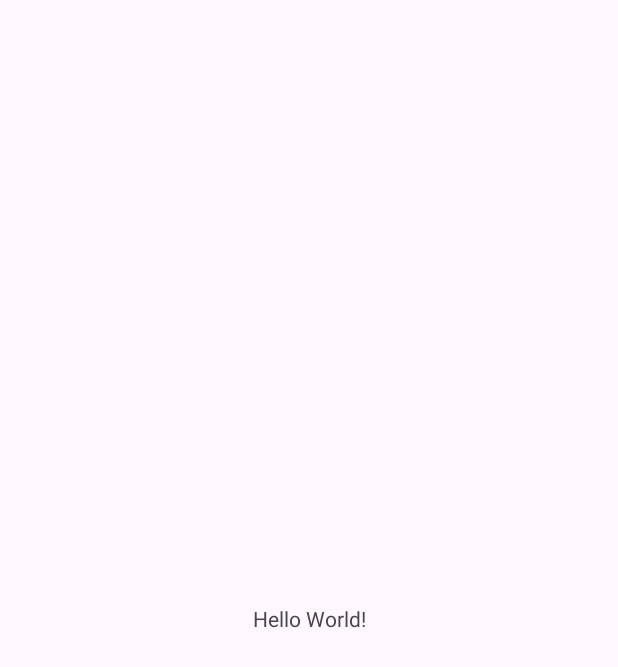
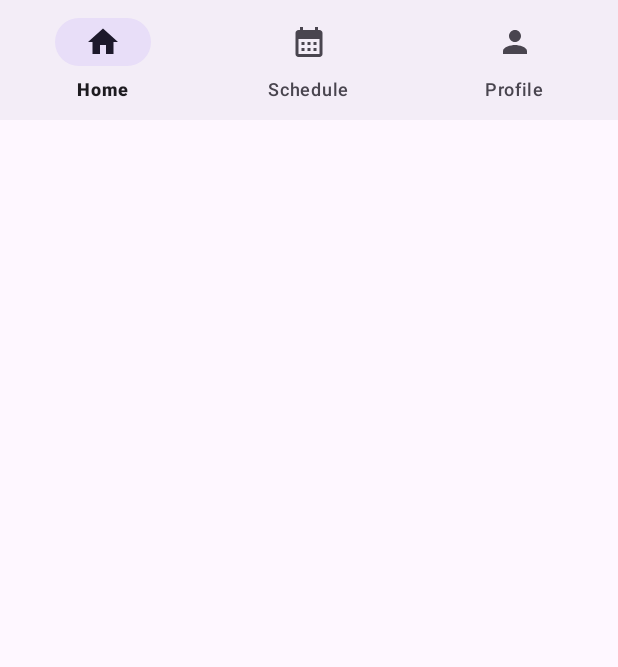
Before and after one commit to JPPdp/VendiApp, an Android app: the screen it shows after launch (MainActivity), on a phone screen of 412 x 824 dp. Before the commit the part shown is almost empty. Shown: the top 667 px of the screen. Run offline under Robolectric (Android 15) with nearby library versions, the phone set to English and light mode, and no system bars.

Commit message:
Fragmented Code Navigation_Bar

```diff
--- a/vendi/app/src/main/java/com/example/vendi/MainActivity.kt
+++ b/vendi/app/src/main/java/com/example/vendi/MainActivity.kt
@@ -5,8 +5,18 @@ import androidx.activity.enableEdgeToEdge
 import androidx.appcompat.app.AppCompatActivity
 import androidx.core.view.ViewCompat
 import androidx.core.view.WindowInsetsCompat
+import androidx.fragment.app.Fragment
+import com.example.vendi.fragments.HomeFragment
+import com.example.vendi.fragments.ProfileFragment
+import com.example.vendi.fragments.ScheduleFragment
+import com.google.android.material.bottomnavigation.BottomNavigationView
 
 class MainActivity : AppCompatActivity() {
+
+    // Fragment instances initialized lazily to avoid nullability issues and unnecessary initializations
+    private val homeFragment by lazy { HomeFragment() }
+    private val scheduleFragment by lazy { ScheduleFragment() }
+    private val profileFragment by lazy { ProfileFragment() }
     override fun onCreate(savedInstanceState: Bundle?) {
         super.onCreate(savedInstanceState)
         enableEdgeToEdge()
@@ -16,5 +26,14 @@ class MainActivity : AppCompatActivity() {
             v.setPadding(systemBars.left, systemBars.top, systemBars.right, systemBars.bottom)
             insets
         }
+
+        MainActivityHelper.initializeFragments(homeFragment, scheduleFragment, profileFragment, this)
+
+        // Set up the bottom navigation and its item selection listener
+        val bottomNavigationView = findViewById<BottomNavigationView>(R.id.bottom_nav)
+        MainActivityHelper.setupBottomNavigation(bottomNavigationView, homeFragment, scheduleFragment, profileFragment, this)
+
+        // Apply window insets listener for adjusting the view layout for edge-to-edge display
+        MainActivityHelper.setupWindowInsets(findViewById(R.id.main))
     }
 }
--- /dev/null
+++ b/vendi/app/src/main/java/com/example/vendi/MainActivityHelper.kt
@@ -0,0 +1,65 @@
+package com.example.vendi
+import android.view.View
+import androidx.fragment.app.Fragment
+import androidx.fragment.app.FragmentActivity
+import androidx.core.view.ViewCompat
+import androidx.core.view.WindowInsetsCompat
+import com.example.vendi.fragments.HomeFragment
+import com.example.vendi.fragments.ProfileFragment
+import com.example.vendi.fragments.ScheduleFragment
+import com.google.android.material.bottomnavigation.BottomNavigationView
+object MainActivityHelper {
+    /**
+     * Initialize fragments for navigation.
+     */
+    fun initializeFragments(
+        homeFragment: HomeFragment,
+        scheduleFragment: ScheduleFragment,
+        profileFragment: ProfileFragment,
+        activity: FragmentActivity
+    ) {
+        // You can optionally add any additional logic here for initializing fragments
+    }
+
+    /**
+     * Set up the bottom navigation item selection listener.
+     */
+    fun setupBottomNavigation(
+        bottomNavigationView: BottomNavigationView,
+        homeFragment: HomeFragment,
+        scheduleFragment: ScheduleFragment,
+        profileFragment: ProfileFragment,
+        activity: FragmentActivity
+    ) {
+        bottomNavigationView.setOnItemSelectedListener { item ->
+            when (item.itemId) {
+                R.id.menu_Home -> makeCurrentFragment(homeFragment, activity)
+                R.id.menu_Schedule -> makeCurrentFragment(scheduleFragment, activity)
+                R.id.menu_Profile -> makeCurrentFragment(profileFragment, activity)
+                else -> false
+            }
+            true
+        }
+    }
+
+    /**
+     * Apply window insets to ensure content is appropriately adjusted for system bars.
+     */
+    fun setupWindowInsets(view: View) {
+        ViewCompat.setOnApplyWindowInsetsListener(view) { v, insets ->
+            val systemBars = insets.getInsets(WindowInsetsCompat.Type.systemBars())
+            v.setPadding(systemBars.left, systemBars.top, systemBars.right, systemBars.bottom)
+            insets
+        }
+    }
+
+    /**
+     * Replace the current fragment displayed in the fragment container.
+     * @param fragment The fragment to be displayed.
+     */
+    private fun makeCurrentFragment(fragment: Fragment, activity: FragmentActivity) =
+        activity.supportFragmentManager.beginTransaction().apply {
+            replace(R.id.fl_wrapper, fragment)
+            commit()
+        }
+}
--- /dev/null
+++ b/vendi/app/src/main/java/com/example/vendi/fragments/HomeFragment.kt
@@ -0,0 +1,60 @@
+package com.example.vendi.fragments
+
+import android.os.Bundle
+import androidx.fragment.app.Fragment
+import android.view.LayoutInflater
+import android.view.View
+import android.view.ViewGroup
+import com.example.vendi.R
+
+// TODO: Rename parameter arguments, choose names that match
+// the fragment initialization parameters, e.g. ARG_ITEM_NUMBER
+private const val ARG_PARAM1 = "param1"
+private const val ARG_PARAM2 = "param2"
+
+/**
+ * A simple [Fragment] subclass.
+ * Use the [HomeFragment.newInstance] factory method to
+ * create an instance of this fragment.
+ */
+class HomeFragment : Fragment() {
+    // TODO: Rename and change types of parameters
+    private var param1: String? = null
+    private var param2: String? = null
+
+    override fun onCreate(savedInstanceState: Bundle?) {
+        super.onCreate(savedInstanceState)
+        arguments?.let {
+            param1 = it.getString(ARG_PARAM1)
+            param2 = it.getString(ARG_PARAM2)
+        }
+    }
+
+    override fun onCreateView(
+        inflater: LayoutInflater, container: ViewGroup?,
+        savedInstanceState: Bundle?
+    ): View? {
+        // Inflate the layout for this fragment
+        return inflater.inflate(R.layout.fragment_home, container, false)
+    }
+
+    companion object {
+        /**
+         * Use this factory method to create a new instance of
+         * this fragment using the provided parameters.
+         *
+         * @param param1 Parameter 1.
+         * @param param2 Parameter 2.
+         * @return A new instance of fragment HomeFragment.
+         */
+        // TODO: Rename and change types and number of parameters
+        @JvmStatic
+        fun newInstance(param1: String, param2: String) =
+            HomeFragment().apply {
+                arguments = Bundle().apply {
+                    putString(ARG_PARAM1, param1)
+                    putString(ARG_PARAM2, param2)
+                }
+            }
+    }
+}
--- /dev/null
+++ b/vendi/app/src/main/java/com/example/vendi/fragments/ProfileFragment.kt
@@ -0,0 +1,60 @@
+package com.example.vendi.fragments
+
+import android.os.Bundle
+import androidx.fragment.app.Fragment
+import android.view.LayoutInflater
+import android.view.View
+import android.view.ViewGroup
+import com.example.vendi.R
+
+// TODO: Rename parameter arguments, choose names that match
+// the fragment initialization parameters, e.g. ARG_ITEM_NUMBER
+private const val ARG_PARAM1 = "param1"
+private const val ARG_PARAM2 = "param2"
+
+/**
+ * A simple [Fragment] subclass.
+ * Use the [ProfileFragment.newInstance] factory method to
+ * create an instance of this fragment.
+ */
+class ProfileFragment : Fragment() {
+    // TODO: Rename and change types of parameters
+    private var param1: String? = null
+    private var param2: String? = null
+
+    override fun onCreate(savedInstanceState: Bundle?) {
+        super.onCreate(savedInstanceState)
+        arguments?.let {
+            param1 = it.getString(ARG_PARAM1)
+            param2 = it.getString(ARG_PARAM2)
+        }
+    }
+
+    override fun onCreateView(
+        inflater: LayoutInflater, container: ViewGroup?,
+        savedInstanceState: Bundle?
+    ): View? {
+        // Inflate the layout for this fragment
+        return inflater.inflate(R.layout.fragment_profile, container, false)
+    }
+
+    companion object {
+        /**
+         * Use this factory method to create a new instance of
+         * this fragment using the provided parameters.
+         *
+         * @param param1 Parameter 1.
+         * @param param2 Parameter 2.
+         * @return A new instance of fragment ProfileFragment.
+         */
+        // TODO: Rename and change types and number of parameters
+        @JvmStatic
+        fun newInstance(param1: String, param2: String) =
+            ProfileFragment().apply {
+                arguments = Bundle().apply {
+                    putString(ARG_PARAM1, param1)
+                    putString(ARG_PARAM2, param2)
+                }
+            }
+    }
+}
--- /dev/null
+++ b/vendi/app/src/main/java/com/example/vendi/fragments/ScheduleFragment.kt
@@ -0,0 +1,60 @@
+package com.example.vendi.fragments
+
+import android.os.Bundle
+import androidx.fragment.app.Fragment
+import android.view.LayoutInflater
+import android.view.View
+import android.view.ViewGroup
+import com.example.vendi.R
+
+// TODO: Rename parameter arguments, choose names that match
+// the fragment initialization parameters, e.g. ARG_ITEM_NUMBER
+private const val ARG_PARAM1 = "param1"
+private const val ARG_PARAM2 = "param2"
+
+/**
+ * A simple [Fragment] subclass.
+ * Use the [ScheduleFragment.newInstance] factory method to
+ * create an instance of this fragment.
+ */
+class ScheduleFragment : Fragment() {
+    // TODO: Rename and change types of parameters
+    private var param1: String? = null
+    private var param2: String? = null
+
+    override fun onCreate(savedInstanceState: Bundle?) {
+        super.onCreate(savedInstanceState)
+        arguments?.let {
+            param1 = it.getString(ARG_PARAM1)
+            param2 = it.getString(ARG_PARAM2)
+        }
+    }
+
+    override fun onCreateView(
+        inflater: LayoutInflater, container: ViewGroup?,
+        savedInstanceState: Bundle?
+    ): View? {
+        // Inflate the layout for this fragment
+        return inflater.inflate(R.layout.fragment_schedule, container, false)
+    }
+
+    companion object {
+        /**
+         * Use this factory method to create a new instance of
+         * this fragment using the provided parameters.
+         *
+         * @param param1 Parameter 1.
+         * @param param2 Parameter 2.
+         * @return A new instance of fragment ScheduleFragment.
+         */
+        // TODO: Rename and change types and number of parameters
+        @JvmStatic
+        fun newInstance(param1: String, param2: String) =
+            ScheduleFragment().apply {
+                arguments = Bundle().apply {
+                    putString(ARG_PARAM1, param1)
+                    putString(ARG_PARAM2, param2)
+                }
+            }
+    }
+}
--- /dev/null
+++ b/vendi/app/src/main/res/drawable/baseline_calendar_month_24.xml
@@ -0,0 +1,5 @@
+<vector xmlns:android="http://schemas.android.com/apk/res/android" android:height="24dp" android:tint="#DCDCDC" android:viewportHeight="24" android:viewportWidth="24" android:width="24dp">
+
+    <path android:fillColor="@android:color/white" android:pathData="M19,4h-1V2h-2v2H8V2H6v2H5C3.89,4 3.01,4.9 3.01,6L3,20c0,1.1 0.89,2 2,2h14c1.1,0 2,-0.9 2,-2V6C21,4.9 20.1,4 19,4zM19,20H5V10h14V20zM9,14H7v-2h2V14zM13,14h-2v-2h2V14zM17,14h-2v-2h2V14zM9,18H7v-2h2V18zM13,18h-2v-2h2V18zM17,18h-2v-2h2V18z"/>
+
+</vector>
--- /dev/null
+++ b/vendi/app/src/main/res/drawable/baseline_home_24.xml
@@ -0,0 +1,5 @@
+<vector xmlns:android="http://schemas.android.com/apk/res/android" android:height="24dp" android:tint="#DCDCDC" android:viewportHeight="24" android:viewportWidth="24" android:width="24dp">
+
+    <path android:fillColor="@android:color/white" android:pathData="M10,20v-6h4v6h5v-8h3L12,3 2,12h3v8z"/>
+
+</vector>
--- /dev/null
+++ b/vendi/app/src/main/res/drawable/baseline_person_24.xml
@@ -0,0 +1,5 @@
+<vector xmlns:android="http://schemas.android.com/apk/res/android" android:height="24dp" android:tint="#DCDCDC" android:viewportHeight="24" android:viewportWidth="24" android:width="24dp">
+
+    <path android:fillColor="@android:color/white" android:pathData="M12,12c2.21,0 4,-1.79 4,-4s-1.79,-4 -4,-4 -4,1.79 -4,4 1.79,4 4,4zM12,14c-2.67,0 -8,1.34 -8,4v2h16v-2c0,-2.66 -5.33,-4 -8,-4z"/>
+
+</vector>
--- /dev/null
+++ b/vendi/app/src/main/res/drawable/white_home_24.xml
@@ -0,0 +1,5 @@
+<vector xmlns:android="http://schemas.android.com/apk/res/android" android:height="24dp" android:tint="#DCDCDC" android:viewportHeight="24" android:viewportWidth="24" android:width="24dp">
+
+    <path android:fillColor="@android:color/white" android:pathData="M10,20v-6h4v6h5v-8h3L12,3 2,12h3v8z"/>
+
+</vector>
--- a/vendi/app/src/main/res/layout/activity_main.xml
+++ b/vendi/app/src/main/res/layout/activity_main.xml
@@ -1,19 +1,29 @@
 <?xml version="1.0" encoding="utf-8"?>
-<androidx.constraintlayout.widget.ConstraintLayout xmlns:android="http://schemas.android.com/apk/res/android"
+<androidx.coordinatorlayout.widget.CoordinatorLayout xmlns:android="http://schemas.android.com/apk/res/android"
     xmlns:app="http://schemas.android.com/apk/res-auto"
     xmlns:tools="http://schemas.android.com/tools"
-    android:id="@+id/main"
     android:layout_width="match_parent"
     android:layout_height="match_parent"
     tools:context=".MainActivity">
 
-    <TextView
-        android:layout_width="wrap_content"
+    <!-- Fragment container (to host fragments like Home, Profile, Schedule) -->
+    <FrameLayout
+        android:id="@+id/fl_wrapper"
+        android:layout_width="match_parent"
+        android:layout_height="match_parent" />
+
+    <!-- Bottom Navigation View -->
+    <com.google.android.material.bottomnavigation.BottomNavigationView
+        android:id="@+id/bottom_nav"
+        android:layout_width="match_parent"
         android:layout_height="wrap_content"
-        android:text="Hello World!"
-        app:layout_constraintBottom_toBottomOf="parent"
-        app:layout_constraintEnd_toEndOf="parent"
-        app:layout_constraintStart_toStartOf="parent"
-        app:layout_constraintTop_toTopOf="parent" />
+        android:layout_alignParentBottom="true"
+        app:menu="@menu/nav_menu"/>
 
-</androidx.constraintlayout.widget.ConstraintLayout>
+    <!-- View for handling system insets (for edge-to-edge display) -->
+    <View
+        android:id="@+id/main"
+        android:layout_width="match_parent"
+        android:layout_height="match_parent" />
+
+</androidx.coordinatorlayout.widget.CoordinatorLayout>
--- /dev/null
+++ b/vendi/app/src/main/res/menu/nav_menu.xml
@@ -0,0 +1,17 @@
+<?xml version="1.0" encoding="utf-8"?>
+<menu xmlns:android="http://schemas.android.com/apk/res/android">
+    <item
+        android:id="@+id/menu_Home"
+        android:icon="@drawable/baseline_home_24"
+        android:title="Home"/>
+
+    <item
+        android:id="@+id/menu_Schedule"
+        android:icon="@drawable/baseline_calendar_month_24"
+        android:title="Schedule"/>
+
+    <item
+        android:id="@+id/menu_Profile"
+        android:icon="@drawable/baseline_person_24"
+        android:title="Profile"/>
+</menu>
--- a/vendi/app/src/main/res/values/strings.xml
+++ b/vendi/app/src/main/res/values/strings.xml
@@ -1,3 +1,5 @@
 <resources>
     <string name="app_name">vendi</string>
+    <!-- TODO: Remove or change this placeholder text -->
+    <string name="hello_blank_fragment">Hello blank fragment</string>
 </resources>
```
Also changed, not shown: vendi/app/build.gradle.kts (+4 -3 lines), vendi/app/src/main/res/layout/fragment_home.xml (added, +19 -0 lines), vendi/app/src/main/res/layout/fragment_profile.xml (added, +18 -0 lines), vendi/app/src/main/res/layout/fragment_schedule.xml (added, +19 -0 lines).
